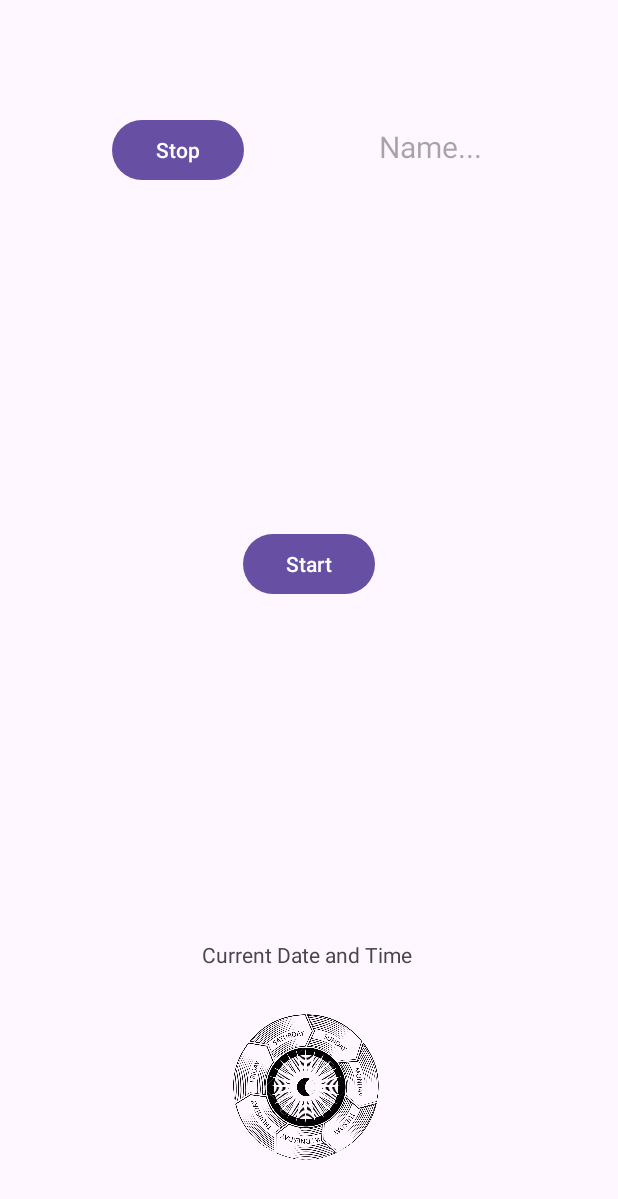
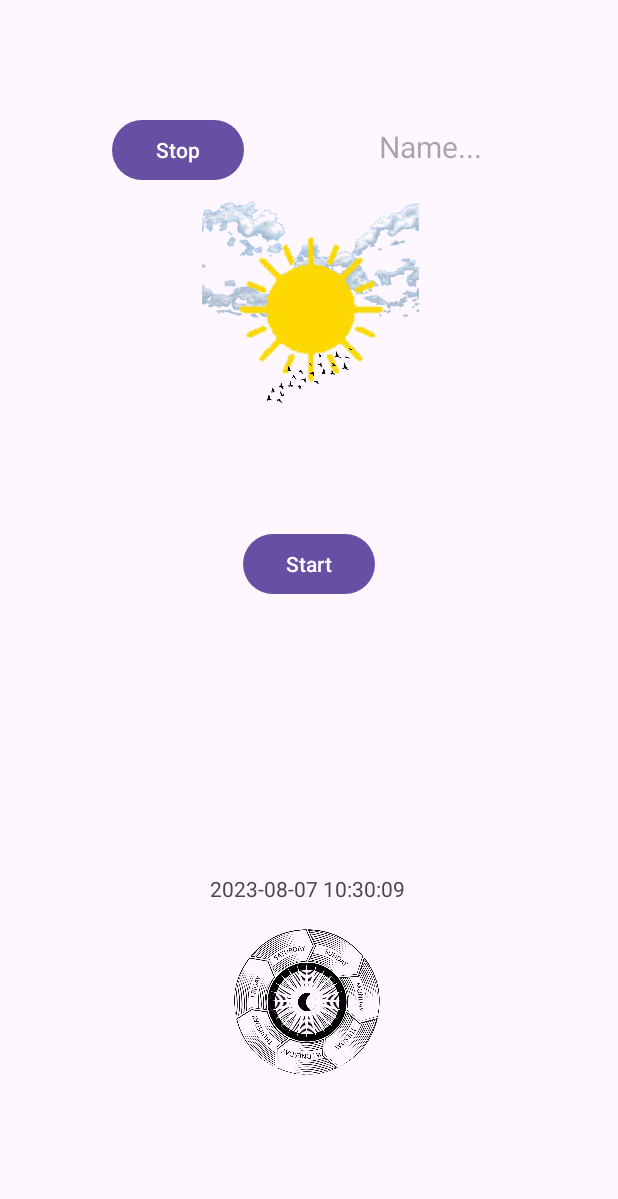
Before and after one commit to notBASIL/WeatherApp-Project, an Android app: the screen it shows after launch (MainActivity), after a tap on "Start", on a phone screen of 412 x 824 dp. Shown: the top 1199 px of the screen. Run offline under Robolectric (Android 15) with nearby library versions, the phone set to English and light mode, and no system bars; 1 statement that could not run was skipped.

Commit message:
top fragment animations implemented

```diff
--- a/app/src/main/java/com/example/weatherapp/BottomSegmentFragment.kt
+++ b/app/src/main/java/com/example/weatherapp/BottomSegmentFragment.kt
@@ -2,18 +2,26 @@ package com.example.weatherapp
 
 import android.animation.ObjectAnimator
 import android.os.Bundle
+import android.os.Handler
 import android.view.LayoutInflater
 import android.view.View
 import android.view.ViewGroup
 import android.view.animation.LinearInterpolator
 import android.widget.ImageView
+import android.widget.TextView
 import androidx.fragment.app.Fragment
 import com.example.weatherapp.R
+import java.text.SimpleDateFormat
+import java.util.*
 
 class BottomSegmentFragment : Fragment() {
 
+    private lateinit var dateTimeTextView: TextView
     private lateinit var turningWheelImageView: ImageView
+
     private lateinit var rotationAnimator: ObjectAnimator
+    private lateinit var currentTimeHandler: Handler
+    private lateinit var currentTimeRunnable: Runnable
 
     override fun onCreateView(
         inflater: LayoutInflater, container: ViewGroup?,
@@ -21,7 +29,17 @@ class BottomSegmentFragment : Fragment() {
     ): View? {
         val view = inflater.inflate(R.layout.fragment_bottom_segment, container, false)
 
+        dateTimeTextView = view.findViewById(R.id.bottomDateTimeTextView)
         turningWheelImageView = view.findViewById(R.id.bottomTurningWheelImageView)
+
+        currentTimeHandler = Handler()
+        currentTimeRunnable = object : Runnable {
+            override fun run() {
+                updateCurrentTime()
+                currentTimeHandler.postDelayed(this, 1000)
+            }
+        }
+        currentTimeHandler.post(currentTimeRunnable)
 
         rotationAnimator = ObjectAnimator.ofFloat(turningWheelImageView, "rotation", 0f, 360f)
         rotationAnimator.duration = 3000
@@ -33,8 +51,14 @@ class BottomSegmentFragment : Fragment() {
         return view
     }
 
+    private fun updateCurrentTime() {
+        val currentTime = SimpleDateFormat("yyyy-MM-dd HH:mm:ss", Locale.getDefault()).format(Date())
+        dateTimeTextView.text = currentTime
+    }
+
     override fun onDestroyView() {
         super.onDestroyView()
         rotationAnimator.cancel()
+        currentTimeHandler.removeCallbacks(currentTimeRunnable)
     }
 }
--- a/app/src/main/java/com/example/weatherapp/TopSegmentFragment.kt
+++ b/app/src/main/java/com/example/weatherapp/TopSegmentFragment.kt
@@ -1,25 +1,40 @@
 package com.example.weatherapp
 
-import android.animation.ArgbEvaluator
 import android.animation.ObjectAnimator
 import android.animation.ValueAnimator
-import android.content.res.Resources
+import android.graphics.Path
 import android.media.MediaPlayer
 import android.os.Bundle
+import android.os.Handler
 import android.view.LayoutInflater
 import android.view.View
 import android.view.ViewGroup
+import android.view.animation.PathInterpolator
 import android.widget.Button
+import android.widget.ImageView
+import android.widget.TextView
 import androidx.fragment.app.Fragment
 import com.example.weatherapp.R
+import java.text.SimpleDateFormat
+import java.util.*
 
 class TopSegmentFragment : Fragment() {
 
     private lateinit var startButton: Button
     private lateinit var stopButton: Button
+    private lateinit var sunImageView: View
+    private lateinit var cloudImageView: View
+    private lateinit var birdsImageView: View
 
-    private lateinit var backgroundColorAnimator: ObjectAnimator
+    private lateinit var sunAnimator: ObjectAnimator
+    private lateinit var cloudAnimator: ObjectAnimator
+    private lateinit var birdsAnimator: ObjectAnimator
     private lateinit var mediaPlayer: MediaPlayer
+
+    private lateinit var currentTimeHandler: Handler
+    private lateinit var currentTimeRunnable: Runnable
+
+    private lateinit var dateTimeTextView: TextView
 
     override fun onCreateView(
         inflater: LayoutInflater, container: ViewGroup?,
@@ -29,6 +44,9 @@ class TopSegmentFragment : Fragment() {
 
         startButton = view.findViewById(R.id.startButton)
         stopButton = view.findViewById(R.id.stopButton)
+        sunImageView = view.findViewById(R.id.sunImageView)
+        cloudImageView = view.findViewById(R.id.cloudImageView)
+        birdsImageView = view.findViewById(R.id.birdsImageView)
 
         startButton.setOnClickListener {
             startAnimations()
@@ -40,35 +58,45 @@ class TopSegmentFragment : Fragment() {
             stopMusic()
         }
 
+        currentTimeHandler = Handler()
+        currentTimeRunnable = object : Runnable {
+            override fun run() {
+                updateCurrentTime()
+                currentTimeHandler.postDelayed(this, 1000)
+            }
+        }
+        currentTimeHandler.post(currentTimeRunnable)
+
         return view
     }
 
     private fun startAnimations() {
-        val startColor = Resources.getSystem().getColor(android.R.color.holo_red_light, null)
-        val endColor = Resources.getSystem().getColor(android.R.color.holo_blue_light, null)
-
-        backgroundColorAnimator = ObjectAnimator.ofInt(
-            view?.findViewById(R.id.topLayout), // Replace with the actual ID of your fragment's root layout
-            "backgroundColor",
-            startColor, endColor
-        )
-        backgroundColorAnimator.setEvaluator(ArgbEvaluator())
-        backgroundColorAnimator.duration = 5000
-        backgroundColorAnimator.start()
+        // Animation code
+        // ...
     }
 
-
     private fun startMusic() {
-        mediaPlayer = MediaPlayer.create(context, R.raw.spring_song)
-        mediaPlayer.start()
+        // Start playing music
+        // ...
     }
 
     private fun stopAnimations() {
-        backgroundColorAnimator.cancel()
+        // Stop animation
+        // ...
     }
 
     private fun stopMusic() {
-        mediaPlayer.stop()
-        mediaPlayer.release()
+        // Stop music
+        // ...
+    }
+
+    private fun updateCurrentTime() {
+        val currentTime = SimpleDateFormat("yyyy-MM-dd HH:mm:ss", Locale.getDefault()).format(Date())
+        dateTimeTextView.text = currentTime
+    }
+
+    override fun onDestroyView() {
+        super.onDestroyView()
+        currentTimeHandler.removeCallbacks(currentTimeRunnable)
     }
 }
--- a/app/src/main/res/layout/fragment_bottom_segment.xml
+++ b/app/src/main/res/layout/fragment_bottom_segment.xml
@@ -9,7 +9,7 @@
         android:id="@+id/bottomDateTimeTextView"
         android:layout_width="wrap_content"
         android:layout_height="wrap_content"
-        android:layout_marginTop="60dp"
+        android:layout_marginTop="16dp"
         android:text="Current Date and Time"
         app:layout_constraintEnd_toEndOf="parent"
         app:layout_constraintHorizontal_bias="0.5"
@@ -20,12 +20,12 @@
         android:id="@+id/bottomTurningWheelImageView"
         android:layout_width="100dp"
         android:layout_height="100dp"
-        android:layout_marginTop="108dp"
+        android:layout_marginTop="16dp"
         android:src="@drawable/wheeloftime"
         app:layout_constraintEnd_toEndOf="parent"
-        app:layout_constraintHorizontal_bias="0.498"
+        app:layout_constraintHorizontal_bias="0.5"
         app:layout_constraintStart_toStartOf="parent"
-        app:layout_constraintTop_toTopOf="parent" />
+        app:layout_constraintTop_toBottomOf="@+id/bottomDateTimeTextView" />
 
     <!-- Other UI elements for seasonal images and animations can be added here -->
 
--- a/app/src/main/res/layout/fragment_top_segment.xml
+++ b/app/src/main/res/layout/fragment_top_segment.xml
@@ -41,6 +41,45 @@
         app:layout_constraintStart_toStartOf="parent"
         app:layout_constraintTop_toTopOf="parent" />
 
+    <!-- Sun Image View -->
+
+    <!-- Cloud Image View -->
+
+    <!-- Birds Image View -->
+
+    <ImageView
+        android:id="@+id/cloudImageView"
+        android:layout_width="150dp"
+        android:layout_height="80dp"
+        android:layout_marginTop="132dp"
+        android:src="@drawable/cloud_1"
+        app:layout_constraintEnd_toEndOf="parent"
+        app:layout_constraintHorizontal_bias="0.5"
+        app:layout_constraintStart_toStartOf="parent"
+        app:layout_constraintTop_toTopOf="parent" />
+
+    <ImageView
+        android:id="@+id/sunImageView"
+        android:layout_width="100dp"
+        android:layout_height="100dp"
+        android:layout_marginTop="32dp"
+        android:src="@drawable/sun3f"
+        app:layout_constraintEnd_toEndOf="parent"
+        app:layout_constraintHorizontal_bias="0.5"
+        app:layout_constraintStart_toStartOf="parent"
+        app:layout_constraintTop_toBottomOf="@+id/stopButton" />
+
+    <ImageView
+        android:id="@+id/birdsImageView"
+        android:layout_width="60dp"
+        android:layout_height="60dp"
+        android:layout_marginTop="8dp"
+        android:src="@drawable/birds_2"
+        app:layout_constraintEnd_toEndOf="parent"
+        app:layout_constraintHorizontal_bias="0.5"
+        app:layout_constraintStart_toStartOf="parent"
+        app:layout_constraintTop_toBottomOf="@+id/cloudImageView" />
+
     <!-- Other animated elements (clouds, sun, birds) can be added here -->
 
 </androidx.constraintlayout.widget.ConstraintLayout>
```
